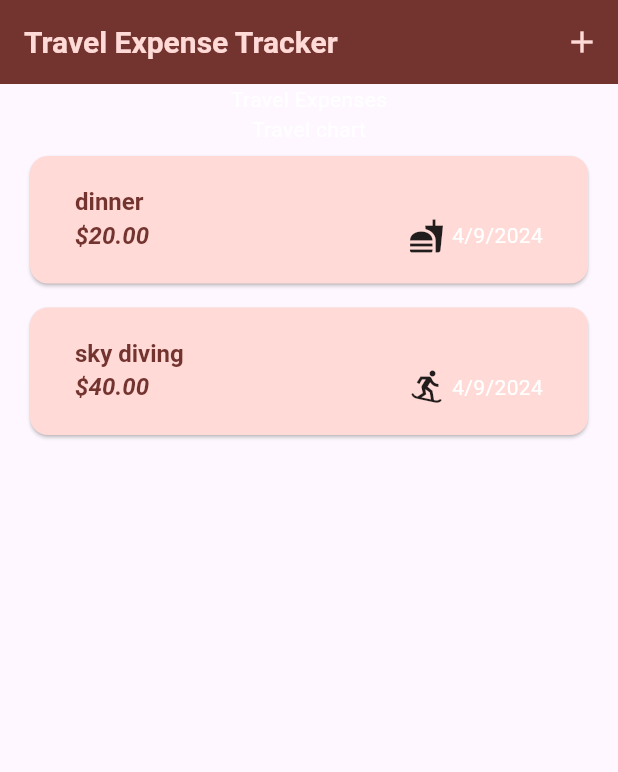
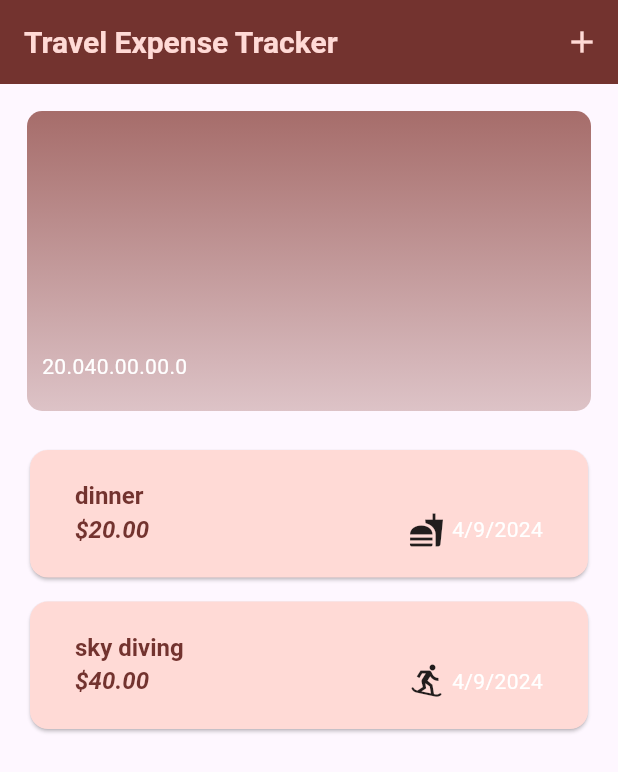
Before and after one commit to JenkinHe/travelexpenseapp-flutter, a Flutter app: the screen it shows after launch, on a phone screen of 412 x 824 dp. Shown: the top 772 px of the screen. Run offline on Flutter 3.47's test engine with Material 3 defaults, Android fonts, the phone set to English and light mode, and no system bars.

Commit message:
chart area set up

```diff
--- a/travelexpenses/lib/models/expense.dart
+++ b/travelexpenses/lib/models/expense.dart
@@ -37,3 +37,25 @@ String get formattedDate{
 }
 
 }
+
+class AllExpensesContainer{
+  const AllExpensesContainer({
+    required this.category,
+    required this.expenses
+  });
+
+  AllExpensesContainer.forCategory(List<Expense> allExpenses, this.category):
+    expenses=allExpenses.where((expense)=>expense.category==category).toList();
+
+  final Category category;
+  final List<Expense> expenses;
+
+  double get sumOfExpenses{
+    double sum=0;
+    for( final expense in expenses){
+      sum+=expense.amount;
+    }
+    return sum;
+  }
+
+}
--- /dev/null
+++ b/travelexpenses/lib/widgets/expense_chart.dart
@@ -0,0 +1,49 @@
+import 'package:flutter/material.dart';
+import 'package:travelexpenses/models/expense.dart';
+
+class Chart extends StatelessWidget {
+  const Chart({super.key, required this.expenses});
+
+  final List<Expense> expenses;
+
+  List<AllExpensesContainer> get individualExpenses {
+    return [
+      AllExpensesContainer.forCategory(expenses, Category.food),
+      AllExpensesContainer.forCategory(expenses, Category.experience),
+      AllExpensesContainer.forCategory(expenses, Category.shopping),
+      AllExpensesContainer.forCategory(expenses, Category.stay),
+    ];
+  }
+
+  @override
+  Widget build(BuildContext context) {
+    return Container(
+      margin: const EdgeInsets.all(18),
+      padding: const EdgeInsets.symmetric(vertical: 20, horizontal: 10),
+      width: double.infinity,
+      height: 200,
+      decoration: BoxDecoration(
+          borderRadius: BorderRadius.circular(10),
+          gradient: LinearGradient(
+            colors: [
+              Theme.of(context).colorScheme.primary.withOpacity(0.8),
+              Theme.of(context).colorScheme.primary.withOpacity(0.3),
+            ],
+            begin: Alignment.topCenter,
+            end: Alignment.bottomCenter,
+          )),
+      child: Column(
+        children: [
+          Expanded(
+              child: Row(
+            crossAxisAlignment: CrossAxisAlignment.end,
+            children: [
+              for (final categoryExpense in individualExpenses)
+                Text(categoryExpense.sumOfExpenses.toString())
+            ],
+          ))
+        ],
+      ),
+    );
+  }
+}
--- a/travelexpenses/lib/widgets/expenses.dart
+++ b/travelexpenses/lib/widgets/expenses.dart
@@ -1,5 +1,6 @@
 import 'package:flutter/material.dart';
 import 'package:flutter/widgets.dart';
+import 'package:travelexpenses/widgets/expense_chart.dart';
 import 'package:travelexpenses/widgets/expense_list/expense_list_widget.dart';
 import 'package:travelexpenses/models/expense.dart';
 import 'package:travelexpenses/widgets/new_expense.dart';
@@ -86,8 +87,7 @@ class _Expenses extends State<Expenses> {
       ),
       body: Column(
         children: [
-          const Text("Travel Expenses"),
-          const Text("Travel chart"),
+          Chart(expenses: _myExpenses),
           Expanded(child: mainScreenContent)
         ],
       ),
```
